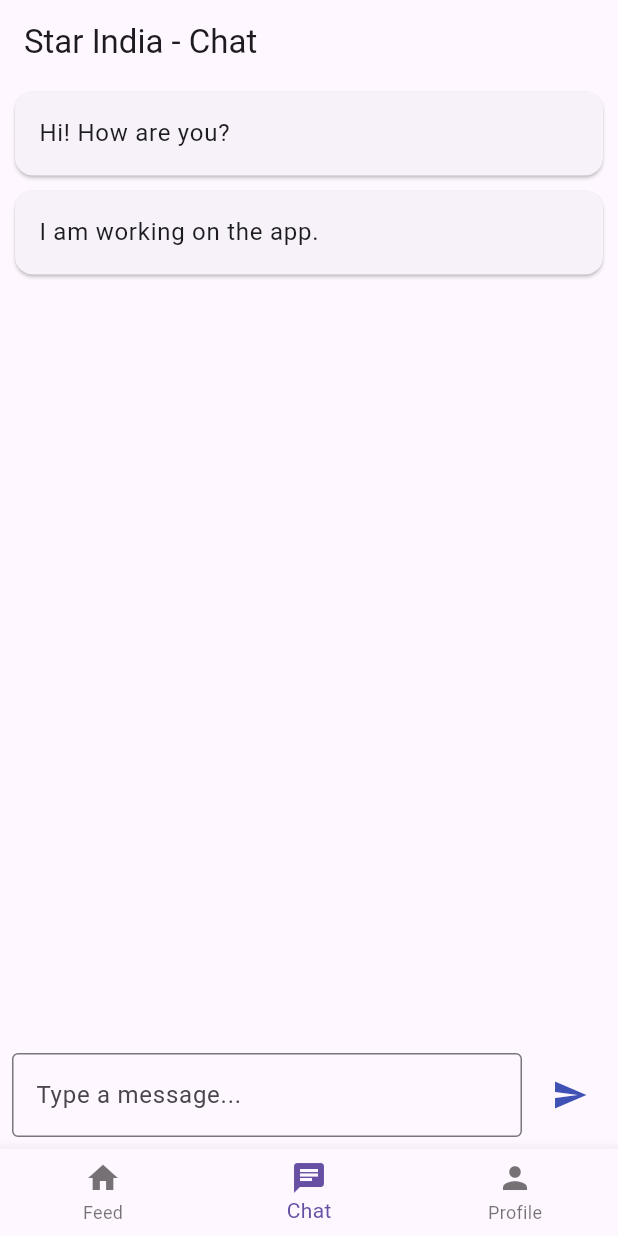
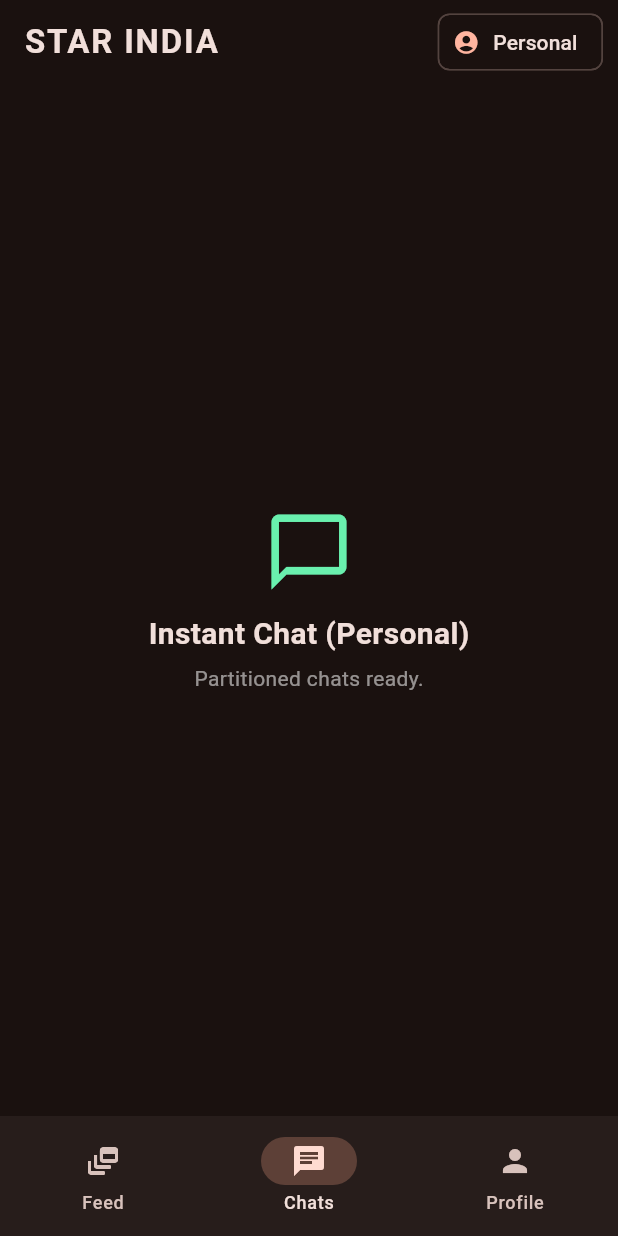
Before and after one commit to vrajlimbani-wq/star-india, a Flutter app: the screen it shows after launch, item 2 of the bottom bar chosen, on a phone screen of 412 x 824 dp. Run offline on Flutter 3.47's test engine with Material 3 defaults, Android fonts, the phone set to English and light mode, and no system bars.

Commit message:
Update main.dart

```diff
--- a/lib/main.dart
+++ b/lib/main.dart
@@ -1,64 +1,183 @@
 import 'package:flutter/material.dart';
-import 'profile_switcher.dart';
-import 'feed_screen.dart';
-import 'chat_screen.dart';
 
 void main() {
-  runApp(StarIndiaApp());
+  runApp(const StarIndiaApp());
 }
 
 class StarIndiaApp extends StatelessWidget {
+  const StarIndiaApp({super.key});
+
   @override
   Widget build(BuildContext context) {
     return MaterialApp(
+      title: 'Star India',
       debugShowCheckedModeBanner: false,
-      title: 'Star India',
       theme: ThemeData(
-        primarySwatch: Colors.indigo,
+        colorScheme: ColorScheme.fromSeed(
+          seedColor: Colors.deepOrange,
+          brightness: Brightness.dark,
+        ),
+        useMaterial3: true,
       ),
-      home: MainDashboard(),
+      home: const MainHomeScreen(),
     );
   }
 }
 
-class MainDashboard extends StatefulWidget {
+class MainHomeScreen extends StatefulWidget {
+  const MainHomeScreen({super.key});
+
   @override
-  _MainDashboardState createState() => _MainDashboardState();
+  State<MainHomeScreen> createState() => _MainHomeScreenState();
 }
 
-class _MainDashboardState extends State<MainDashboard> {
+class _MainHomeScreenState extends State<MainHomeScreen> {
   int _currentIndex = 0;
+  String _activeProfile = "Personal";
 
-  final List<Widget> _screens = [
-    FeedScreen(),
-    ChatScreen(),
-    ProfileSwitcherScreen(),
-  ];
+  final List<String> _profiles = ["Personal", "Business", "Creator", "Private"];
+
+  void _switchProfile(String newProfile) {
+    setState(() {
+      _activeProfile = newProfile;
+    });
+    Navigator.pop(context);
+    ScaffoldMessenger.of(context).showSnackBar(
+      SnackBar(
+        content: Text('Switched to $_activeProfile Profile'),
+        duration: const Duration(seconds: 2),
+      ),
+    );
+  }
+
+  void _showProfileSwitcher() {
+    showModalBottomSheet(
+      context: context,
+      backgroundColor: const Color(0xFF1E1E2C),
+      shape: const RoundedRectangleBorder(
+        borderRadius: BorderRadius.vertical(top: Radius.circular(20)),
+      ),
+      builder: (ctx) {
+        return Padding(
+          padding: const EdgeInsets.all(16.0),
+          child: Column(
+            mainAxisSize: MainAxisSize.min,
+            children: [
+              const Text(
+                'Switch Profile',
+                style: TextStyle(fontSize: 18, fontWeight: FontWeight.bold, color: Colors.white),
+              ),
+              const Divider(color: Colors.white24),
+              ..._profiles.map(
+                (p) => ListTile(
+                  leading: Icon(
+                    p == "Personal"
+                        ? Icons.person
+                        : p == "Business"
+                            ? Icons.business
+                            : p == "Creator"
+                                ? Icons.video_collection
+                                : Icons.lock,
+                    color: _activeProfile == p ? Colors.orangeAccent : Colors.white70,
+                  ),
+                  title: Text(
+                    p,
+                    style: TextStyle(
+                      fontWeight: _activeProfile == p ? FontWeight.bold : FontWeight.normal,
+                      color: _activeProfile == p ? Colors.orangeAccent : Colors.white,
+                    ),
+                  ),
+                  trailing: _activeProfile == p
+                      ? const Icon(Icons.check_circle, color: Colors.orangeAccent)
+                      : null,
+                  onTap: () => _switchProfile(p),
+                ),
+              ),
+            ],
+          ),
+        );
+      },
+    );
+  }
 
   @override
   Widget build(BuildContext context) {
+    final List<Widget> pages = [
+      Center(
+        child: Column(
+          mainAxisAlignment: MainAxisAlignment.center,
+          children: [
+            const Icon(Icons.star, size: 60, color: Colors.orangeAccent),
+            const SizedBox(height: 10),
+            Text(
+              'Star India Feed ($_activeProfile)',
+              style: const TextStyle(fontSize: 20, fontWeight: FontWeight.bold),
+            ),
+            const SizedBox(height: 5),
+            const Text('Smart Feed & Shorts coming soon...', style: TextStyle(color: Colors.white54)),
+          ],
+        ),
+      ),
+      Center(
+        child: Column(
+          mainAxisAlignment: MainAxisAlignment.center,
+          children: [
+            const Icon(Icons.chat_bubble_outline, size: 60, color: Colors.greenAccent),
+            const SizedBox(height: 10),
+            Text(
+              'Instant Chat ($_activeProfile)',
+              style: const TextStyle(fontSize: 20, fontWeight: FontWeight.bold),
+            ),
+            const SizedBox(height: 5),
+            const Text('Partitioned chats ready.', style: TextStyle(color: Colors.white54)),
+          ],
+        ),
+      ),
+      Center(
+        child: Column(
+          mainAxisAlignment: MainAxisAlignment.center,
+          children: [
+            const CircleAvatar(
+              radius: 40,
+              backgroundColor: Colors.orangeAccent,
+              child: Icon(Icons.person, size: 50, color: Colors.black),
+            ),
+            const SizedBox(height: 15),
+            Text(
+              '$_activeProfile Profile',
+              style: const TextStyle(fontSize: 22, fontWeight: FontWeight.bold),
+            ),
+            const SizedBox(height: 10),
+            ElevatedButton.icon(
+              onPressed: _showProfileSwitcher,
+              icon: const Icon(Icons.swap_horiz),
+              label: const Text('Switch Account'),
+            ),
+          ],
+        ),
+      ),
+    ];
+
     return Scaffold(
-      body: _screens[_currentIndex],
-      bottomNavigationBar: BottomNavigationBar(
-        currentIndex: _currentIndex,
-        onTap: (index) {
-          setState(() {
-            _currentIndex = index;
-          });
-        },
-        items: [
-          BottomNavigationBarItem(
-            icon: Icon(Icons.home),
-            label: 'Feed',
+      appBar: AppBar(
+        title: const Text('STAR INDIA', style: TextStyle(fontWeight: FontWeight.bold, letterSpacing: 1.2)),
+        actions: [
+          ActionChip(
+            avatar: const Icon(Icons.account_circle, size: 18),
+            label: Text(_activeProfile),
+            onPressed: _showProfileSwitcher,
           ),
-          BottomNavigationBarItem(
-            icon: Icon(Icons.chat),
-            label: 'Chat',
-          ),
-          BottomNavigationBarItem(
-            icon: Icon(Icons.person),
-            label: 'Profile',
-          ),
+          const SizedBox(width: 10),
+        ],
+      ),
+      body: pages[_currentIndex],
+      bottomNavigationBar: NavigationBar(
+        selectedIndex: _currentIndex,
+        onDestinationSelected: (idx) => setState(() => _currentIndex = idx),
+        destinations: const [
+          NavigationDestination(icon: Icon(Icons.dynamic_feed), label: 'Feed'),
+          NavigationDestination(icon: Icon(Icons.chat), label: 'Chats'),
+          NavigationDestination(icon: Icon(Icons.person), label: 'Profile'),
         ],
       ),
     );
```
